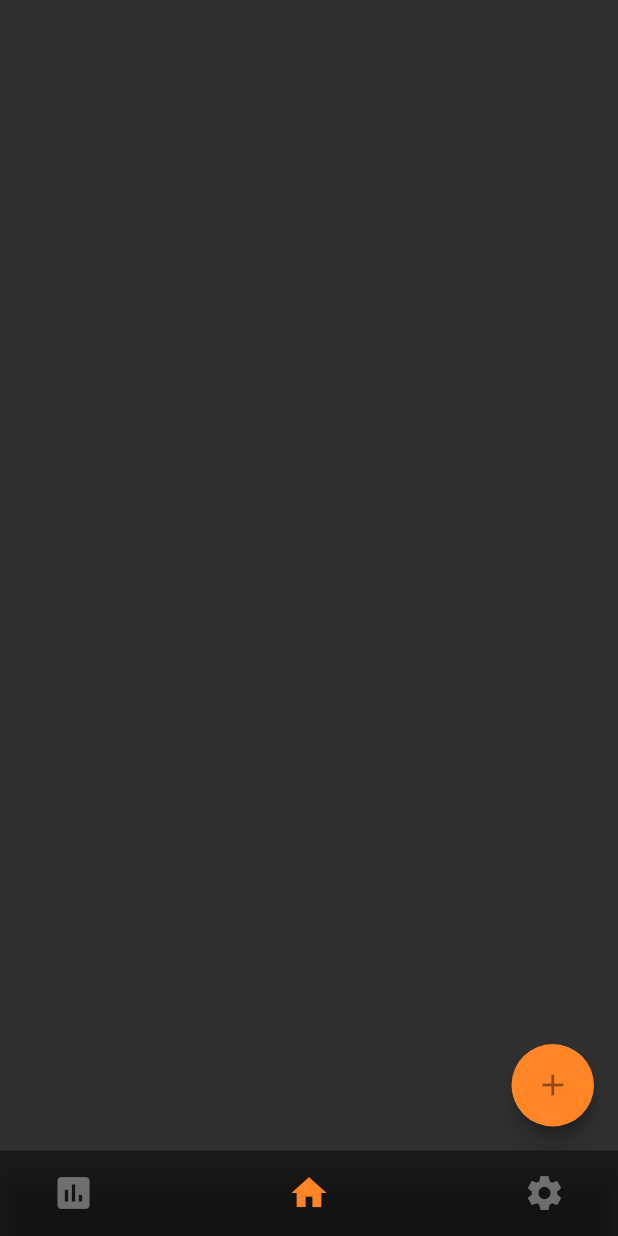
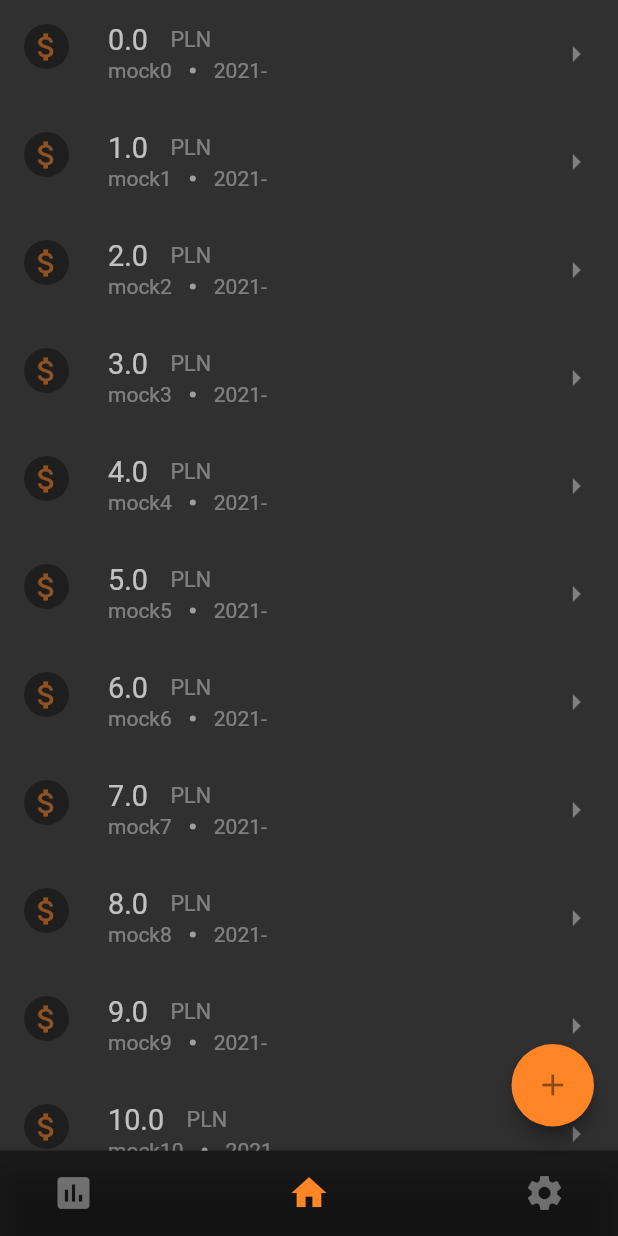
Before and after one commit to wisniowy/my_expenses, a Flutter app: the screen it shows after launch, on a phone screen of 412 x 824 dp. Run offline on Flutter 3.47's test engine with Material 2 defaults, Android fonts, the phone set to English and light mode, and no system bars.

Commit message:
nice list

```diff
--- /dev/null
+++ b/lib/expense.dart
@@ -0,0 +1,10 @@
+import 'package:flutter/material.dart';
+
+@immutable
+class Expense {
+  Expense(this.price, this.date, this.name);
+
+  final double price;
+  final String date;
+  final String name;
+}
--- /dev/null
+++ b/lib/tabs/expenses_list.dart
@@ -0,0 +1,217 @@
+import 'package:flutter/material.dart';
+import 'package:my_expenses/expense.dart';
+
+class ExpensesList extends StatefulWidget {
+  const ExpensesList({Key? key}) : super(key: key);
+
+  @override
+  State<ExpensesList> createState() => _ExpensesListState();
+}
+
+class _ExpensesListState extends State<ExpensesList> {
+  ScrollController _sc = new ScrollController();
+  List<Expense> expenses = List.generate(
+      15,
+      (index) =>
+          new Expense(index.toDouble(), "2021-", "mock" + index.toString()));
+  bool isLoading = false;
+  int page = 0;
+
+  @override
+  void initState() {
+    _sc.addListener(_onScroll);
+    super.initState();
+  }
+
+  _onScroll() {
+    if (_sc.offset >= _sc.position.maxScrollExtent &&
+        !_sc.position.outOfRange) {
+      setState(() {
+        isLoading = true;
+      });
+      _fetchData();
+    }
+  }
+
+  Future _fetchData() async {
+    await new Future.delayed(new Duration(seconds: 2));
+    int lastIndex = expenses.length;
+
+    setState(() {
+      expenses.addAll(List.generate(
+          15,
+          (index) => new Expense(
+              index.toDouble(), "2021-", "mock" + index.toString())));
+      isLoading = false;
+    });
+  }
+
+  @override
+  void dispose() {
+    _sc.dispose();
+    super.dispose();
+  }
+
+  Widget _buildList() {
+    return ListView.builder(
+        controller: _sc,
+        itemCount: isLoading ? expenses.length + 1 : expenses.length,
+        itemBuilder: (context, index) {
+          if (expenses.length == index)
+            return Center(
+                child: CircularProgressIndicator(
+              color: Colors.black38,
+            ));
+          return ExpenseTile(
+            name: expenses[index].name,
+            date: expenses[index].date,
+            price: expenses[index].price,
+            onTap: () {},
+          );
+        });
+  }
+
+  Widget _buildProgressIndicator() {
+    return new Padding(
+      padding: const EdgeInsets.all(8.0),
+      child: new Center(
+        child: new Opacity(
+          opacity: isLoading ? 1.0 : 00,
+          child: new CircularProgressIndicator(),
+        ),
+      ),
+    );
+  }
+
+  @override
+  Widget build(BuildContext context) {
+    return Container(child: _buildList());
+  }
+
+  Future<void> _getMoreData(int index) async {
+    // if (!isLoading) {
+    //   setState(() {
+    //     isLoading = true;
+    //   });
+    //   final List<Expense> tList = await getMock();
+
+    setState(() {
+      isLoading = false;
+      // expenses.addAll(tList);
+      page++;
+    });
+    // }
+  }
+
+  Future<List<Expense>> getMock() {
+    List<Expense> l = List.empty();
+
+    for (int i = 0; i < 10; i++) {
+      l.add(new Expense(i.toDouble(), "2021-", "mock" + i.toString()));
+    }
+
+    return Future.delayed(
+      const Duration(seconds: 2),
+      () => l,
+    );
+  }
+}
+
+// class ExpenseTile extends StatelessWidget {
+//   const ExpenseTile({Key? key, required this.date,
+//     required this.price,
+//     required this.name}) : super(key: key);
+//
+//   final String date;
+//   final double price;
+//   final String name;
+//
+//   @override
+//   Widget build(BuildContext context) {
+//     return ListTile(
+//       leading: Icon(Icons.do),
+//       title: Text(name),
+//       subtitle: Text(date),
+//     );
+//   }
+// }
+
+class ExpenseTile extends StatelessWidget {
+  final String name;
+  final String date;
+  final double price;
+  final Widget trailingIcon = const Icon(Icons.arrow_right);
+  final Function() onTap;
+
+  const ExpenseTile(
+      {required this.onTap,
+      Key? key,
+      required this.name,
+      required this.date,
+      required this.price})
+      : super(key: key);
+
+  @override
+  Widget build(BuildContext context) {
+    return ListTileTheme(
+      child: ListTile(
+        leading: CircleAvatar(
+          backgroundColor: Colors.black38,
+          radius: 15,
+          child: Icon(
+            Icons.attach_money,
+            color: Theme.of(context).primaryColor.withOpacity(0.5),
+          ),
+        ),
+        title: Row(
+          crossAxisAlignment: CrossAxisAlignment.center,
+          mainAxisAlignment: MainAxisAlignment.start,
+          children: [
+            Text(
+              price.toString(),
+              style: TextStyle(color: Colors.white70),
+              textScaleFactor: 1.2,
+            ),
+            SizedBox(width: 15.0),
+            Text(
+              "PLN",
+              textScaleFactor: 0.9,
+            ),
+
+            // Chip(
+            //   visualDensity: VisualDensity.compact,
+            //     padding: const EdgeInsets.only(left :0, right : 0, top: 0, bottom: 0),
+            //     labelPadding: const EdgeInsets.only(left :2, right : 10),
+            //           avatar: CircleAvatar(
+            //             maxRadius: 11,
+            //             backgroundColor: Colors.grey.shade800,
+            //             child: const Icon(Icons.local_grocery_store, size: 15),
+            //           ),
+            //           label: const Text('Groceries', textScaleFactor: 0.8,)
+            //      )
+          ],
+        ),
+        subtitle: Row(
+          children: [
+            Text(name),
+            Container(
+                decoration: BoxDecoration(
+                  shape: BoxShape.circle,
+                  color: Colors.grey,
+                ),
+                child: Padding(
+                  padding: const EdgeInsets.symmetric(horizontal: 12),
+                  child: SizedBox(width: 4, height: 4),
+                )),
+            Text(date),
+          ],
+        ),
+        trailing: Icon(Icons.arrow_right, color: Colors.white38),
+        selected: false,
+        onTap: onTap,
+      ),
+      textColor: Colors.white38,
+      iconColor: Theme.of(context).primaryColor,
+    );
+  }
+}
```
Also changed, not shown: lib/main.dart (+33 -16 lines).
